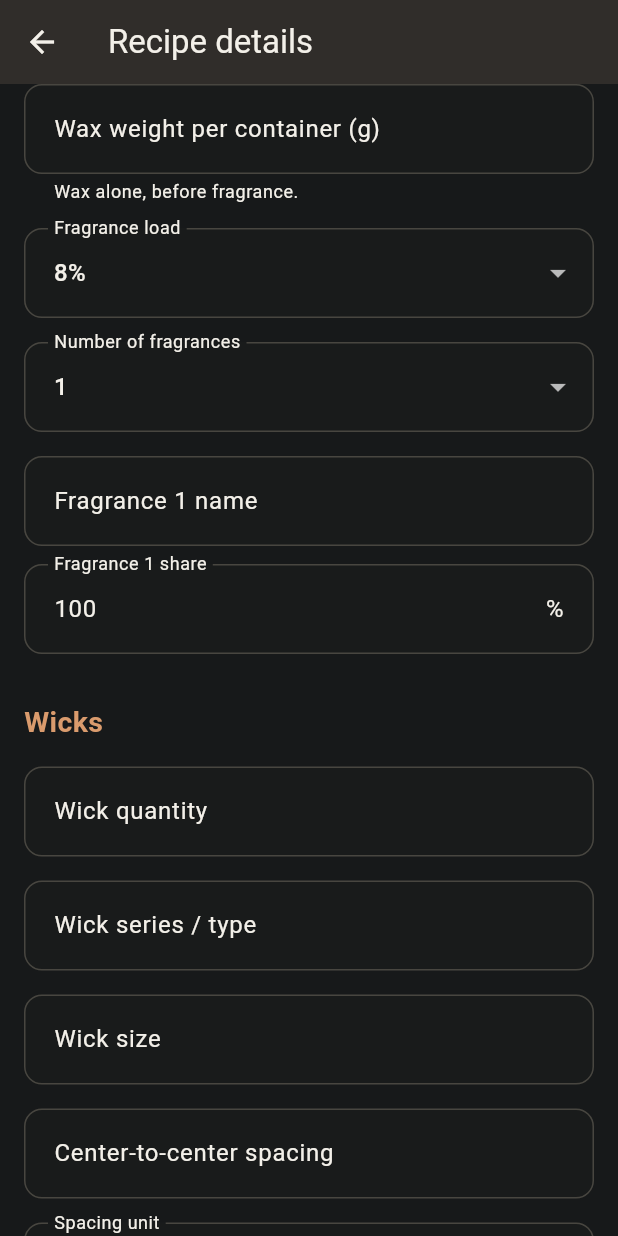
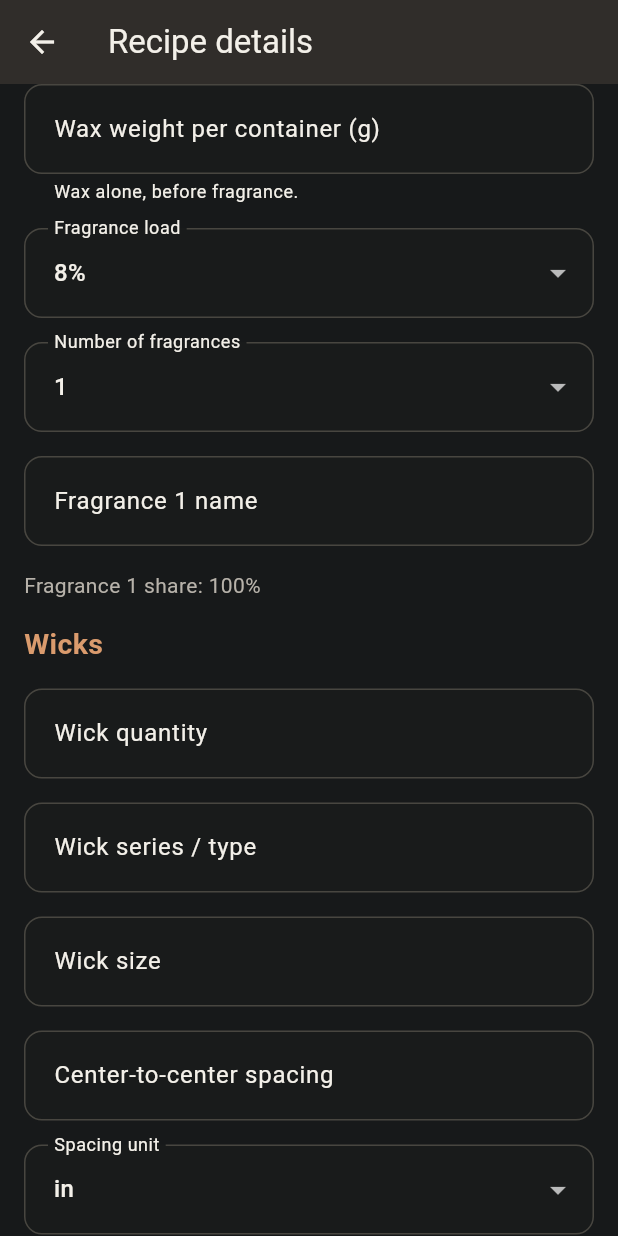
Before and after one commit to JvSlice/outer-edge-forge-candle-calculator, a Flutter app: the RecipeEditorPage screen opened directly with empty values, scrolled down 576 dp, on a phone screen of 412 x 824 dp. Run offline on Flutter 3.47's test engine with Material 3 defaults, Android fonts, the phone set to English and light mode, and no system bars; our stand-ins replace shared_preferences, web; missing offline and left inert: dart:js_interop, file_selector; accounts and stored records are empty.

Commit message:
Resolve issue 1 with auto-adjusting fragrance sliders

```diff
--- /dev/null
+++ b/lib/fragrance_share_sliders.dart
@@ -0,0 +1,80 @@
+import 'package:flutter/material.dart';
+
+import 'app_colors.dart';
+import 'candle_calculator.dart';
+import 'fragrance_ratios.dart';
+
+class FragranceShareSliders extends StatelessWidget {
+  const FragranceShareSliders({
+    super.key,
+    required this.entries,
+    required this.keyPrefix,
+    required this.onChanged,
+  });
+
+  final List<String> entries;
+  final String keyPrefix;
+  final ValueChanged<List<String>> onChanged;
+
+  @override
+  Widget build(BuildContext context) {
+    final values = CandleCalculator.parseBlendPercentages(entries);
+    if (values == null) {
+      return Column(
+        crossAxisAlignment: CrossAxisAlignment.start,
+        children: [
+          const Text(
+            'Blend shares must be positive and add up to 100%.',
+            style: TextStyle(color: AppColors.error),
+          ),
+          const SizedBox(height: 8),
+          OutlinedButton(
+            key: Key('$keyPrefix-reset'),
+            onPressed: () => onChanged(FragranceRatios.equal(entries.length)),
+            child: const Text('Set equal shares'),
+          ),
+        ],
+      );
+    }
+    if (values.length == 1) {
+      return const Text(
+        'Fragrance 1 share: 100%',
+        style: TextStyle(color: AppColors.muted),
+      );
+    }
+    return Column(
+      children: [
+        for (var index = 0; index < values.length; index++) ...[
+          Row(
+            children: [
+              Expanded(child: Text('Fragrance ${index + 1} share')),
+              Text(
+                '${FragranceRatios.display(values[index])}%',
+                key: Key('$keyPrefix-value-$index'),
+                style: const TextStyle(
+                  color: AppColors.copper,
+                  fontWeight: FontWeight.w700,
+                ),
+              ),
+            ],
+          ),
+          Slider(
+            key: Key('$keyPrefix-$index'),
+            min: 0.1,
+            max: values.length == 2 ? 99.9 : 99.8,
+            divisions: values.length == 2 ? 998 : 997,
+            value: values[index]
+                .clamp(0.1, values.length == 2 ? 99.9 : 99.8)
+                .toDouble(),
+            label: '${FragranceRatios.display(values[index])}%',
+            semanticFormatterCallback: (value) =>
+                'Fragrance ${index + 1}, ${FragranceRatios.display(value)} percent',
+            onChanged: (value) =>
+                onChanged(FragranceRatios.adjust(values, index, value)),
+          ),
+          const SizedBox(height: 8),
+        ],
+      ],
+    );
+  }
+}
--- a/lib/recipe_pages.dart
+++ b/lib/recipe_pages.dart
@@ -1,6 +1,8 @@
 import 'package:flutter/material.dart';
 
 import 'app_colors.dart';
+import 'fragrance_ratios.dart';
+import 'fragrance_share_sliders.dart';
 import 'recipe.dart';
 import 'recipe_file_io.dart';
 import 'recipe_repository.dart';
@@ -385,14 +387,18 @@ class _RecipeEditorPageState extends State<RecipeEditorPage> {
   void _setCount(int count) {
     setState(() {
       _fragranceCount = count;
-      final values = count == 3
-          ? ['33.33', '33.33', '33.34']
-          : List.filled(count, '${100 ~/ count}');
+      final values = FragranceRatios.equal(count);
       for (var index = 0; index < count; index++) {
         _fragrancePercents[index].text = values[index];
       }
     });
   }
+
+  void _setFragranceShares(List<String> shares) => setState(() {
+    for (var index = 0; index < shares.length; index++) {
+      _fragrancePercents[index].text = shares[index];
+    }
+  });
 
   Future<void> _save() async {
     if (_saving) return;
@@ -505,20 +511,16 @@ class _RecipeEditorPageState extends State<RecipeEditorPage> {
                       labelText: 'Fragrance ${index + 1} name',
                     ),
                   ),
-                  const SizedBox(height: 12),
-                  TextField(
-                    key: Key('recipe-fragrance-percent-$index'),
-                    controller: _fragrancePercents[index],
-                    keyboardType: const TextInputType.numberWithOptions(
-                      decimal: true,
-                    ),
-                    decoration: InputDecoration(
-                      labelText: 'Fragrance ${index + 1} share',
-                      suffixText: '%',
-                    ),
-                  ),
                   const SizedBox(height: 16),
                 ],
+                FragranceShareSliders(
+                  entries: [
+                    for (var index = 0; index < _fragranceCount; index++)
+                      _fragrancePercents[index].text,
+                  ],
+                  keyPrefix: 'recipe-fragrance-slider',
+                  onChanged: _setFragranceShares,
+                ),
                 _heading('Wicks'),
                 _field('wickQuantity', 'Wick quantity', number: true),
                 _field('wickSeries', 'Wick series / type'),
```
Also changed, not shown: lib/fragrance_ratios.dart (added, +62 -0 lines), lib/main.dart (+17 -23 lines), 3 other files.
